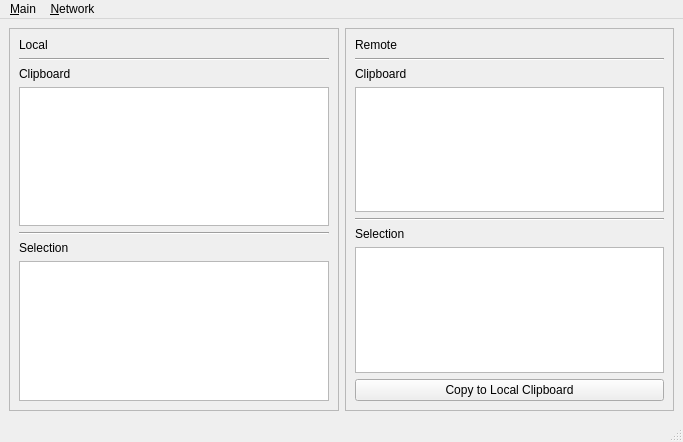
Old version of the form gui/MainWindow.ui in the repository sicus/RemoteClipboard.
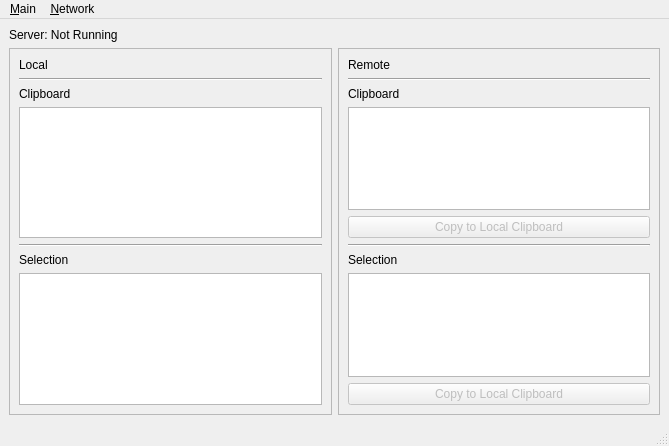
New version of the form.

Commit message: Clipboard ausgelesen

```diff
--- a/gui/MainWindow.ui
+++ b/gui/MainWindow.ui
@@ -6,16 +6,16 @@
    <rect>
     <x>0</x>
     <y>0</y>
-    <width>683</width>
-    <height>442</height>
+    <width>669</width>
+    <height>446</height>
    </rect>
   </property>
   <property name="windowTitle">
    <string>Remote Clipboard</string>
   </property>
   <widget class="QWidget" name="centralwidget">
-   <layout class="QHBoxLayout" name="horizontalLayout">
-    <item>
+   <layout class="QGridLayout" name="gridLayout">
+    <item row="1" column="0">
      <widget class="QFrame" name="frame">
       <property name="frameShape">
        <enum>QFrame::StyledPanel</enum>
@@ -46,7 +46,11 @@
         </widget>
        </item>
        <item>
-        <widget class="QListWidget" name="LocalClipboard"/>
+        <widget class="QTextEdit" name="LocalClipboard">
+         <property name="readOnly">
+          <bool>true</bool>
+         </property>
+        </widget>
        </item>
        <item>
         <widget class="Line" name="line_4">
@@ -63,12 +67,16 @@
         </widget>
        </item>
        <item>
-        <widget class="QListWidget" name="LocalSelection"/>
+        <widget class="QTextEdit" name="LocalSelection">
+         <property name="readOnly">
+          <bool>true</bool>
+         </property>
+        </widget>
        </item>
       </layout>
      </widget>
     </item>
-    <item>
+    <item row="1" column="2">
      <widget class="QFrame" name="frame_2">
       <property name="frameShape">
        <enum>QFrame::StyledPanel</enum>
@@ -99,7 +107,21 @@
         </widget>
        </item>
        <item>
-        <widget class="QListWidget" name="RemoteClipboard"/>
+        <widget class="QTextEdit" name="RemoteClipboard">
+         <property name="readOnly">
+          <bool>true</bool>
+         </property>
+        </widget>
+       </item>
+       <item>
+        <widget class="QPushButton" name="CopyClipboardButton">
+         <property name="enabled">
+          <bool>false</bool>
+         </property>
+         <property name="text">
+          <string>Copy to Local Clipboard</string>
+         </property>
+        </widget>
        </item>
        <item>
         <widget class="Line" name="line_3">
@@ -116,10 +138,17 @@
         </widget>
        </item>
        <item>
-        <widget class="QListWidget" name="RemoteSelection"/>
+        <widget class="QTextEdit" name="RemoteSelection">
+         <property name="readOnly">
+          <bool>true</bool>
+         </property>
+        </widget>
        </item>
        <item>
-        <widget class="QPushButton" name="CopyButton">
+        <widget class="QPushButton" name="CopySelectionButton">
+         <property name="enabled">
+          <bool>false</bool>
+         </property>
          <property name="text">
           <string>Copy to Local Clipboard</string>
          </property>
@@ -128,6 +157,13 @@
       </layout>
      </widget>
     </item>
+    <item row="0" column="0">
+     <widget class="QLabel" name="ServerLabel">
+      <property name="text">
+       <string>Server: Not Running</string>
+      </property>
+     </widget>
+    </item>
    </layout>
   </widget>
   <widget class="QMenuBar" name="menubar">
@@ -135,7 +171,7 @@
     <rect>
      <x>0</x>
      <y>0</y>
-     <width>683</width>
+     <width>669</width>
      <height>25</height>
     </rect>
    </property>
```
Left out of the diff: 24 changed lines with no effect on the pictures. The commit also changes 9 other files.
